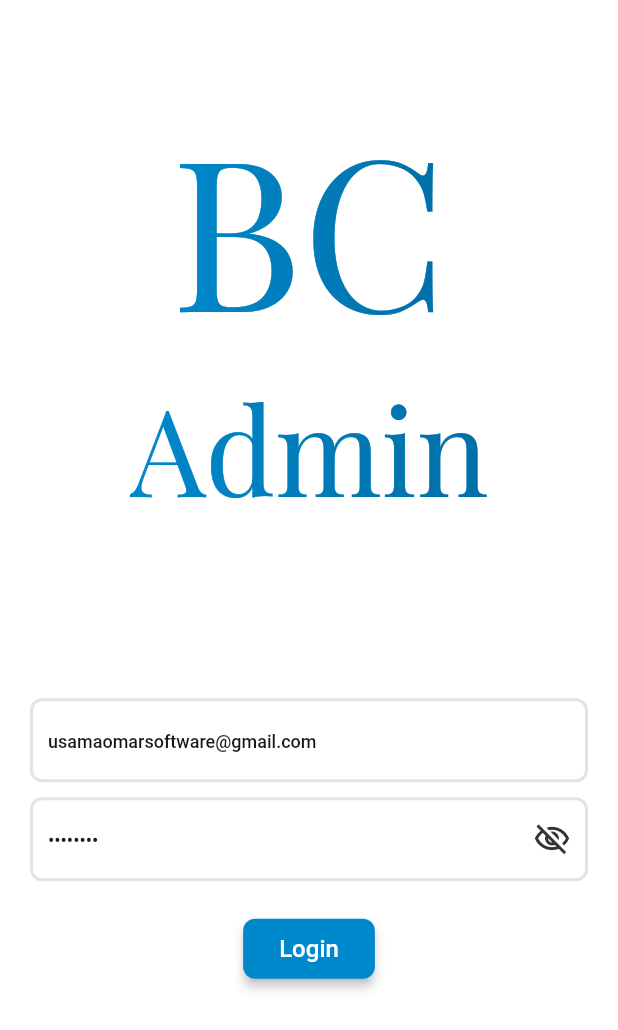
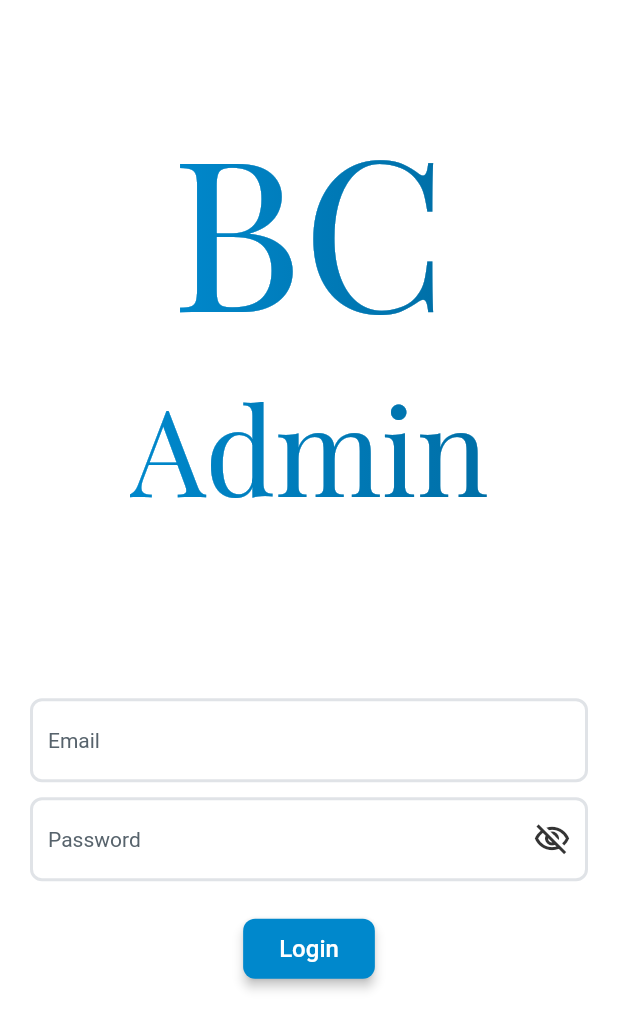
Before and after one commit to usamaomar/AdminBeyond, a Flutter app: the screen it shows after launch, on a phone screen of 412 x 824 dp. Shown: the top 1030 px of the screen. Run offline on Flutter 3.47's test engine with Material 2 defaults, Android fonts, the phone set to English and light mode, and no system bars; drawn by our look-alikes of auto_size_text, simple_gradient_text; our stand-ins replace cached_network_image, data_table_2, dio, dropdown_button2, easy_debounce, equatable and 13 more; missing offline and left inert: aligned_dialog, json_path, mime_type; accounts and stored records are empty; Roboto replaces fonts that are missing (Readex Pro).

Commit message:
Updating to latest FlutterFlow output.

```diff
--- a/lib/flutter_flow/internationalization.dart
+++ b/lib/flutter_flow/internationalization.dart
@@ -162,17 +162,9 @@ final kTranslationsMap = <Map<String, Map<String, String>>>[
       'en': 'Email',
       'ar': 'البريد الألكتروني',
     },
-    '1cajl1fs': {
-      'en': 'usamaomarsoftware@gmail.com',
-      'ar': '',
-    },
     'bqk9giez': {
       'en': 'Password',
       'ar': 'كلمة السر',
-    },
-    'a6y7sr5r': {
-      'en': 'password',
-      'ar': '',
     },
     'i7fxagal': {
       'en': 'Login',
--- a/lib/pages/login_page/login_page_widget.dart
+++ b/lib/pages/login_page/login_page_widget.dart
@@ -30,14 +30,7 @@ class _LoginPageWidgetState extends State<LoginPageWidget> {
 
     _model.textController1 ??= TextEditingController();
     _model.textController2 ??= TextEditingController();
-    WidgetsBinding.instance.addPostFrameCallback((_) => setState(() {
-          _model.textController1?.text = FFLocalizations.of(context).getText(
-            '1cajl1fs' /* usamaomarsoftware@gmail.com */,
-          );
-          _model.textController2?.text = FFLocalizations.of(context).getText(
-            'a6y7sr5r' /* password */,
-          );
-        }));
+    WidgetsBinding.instance.addPostFrameCallback((_) => setState(() {}));
   }
 
   @override
```
Also changed, not shown: 1 other file.
